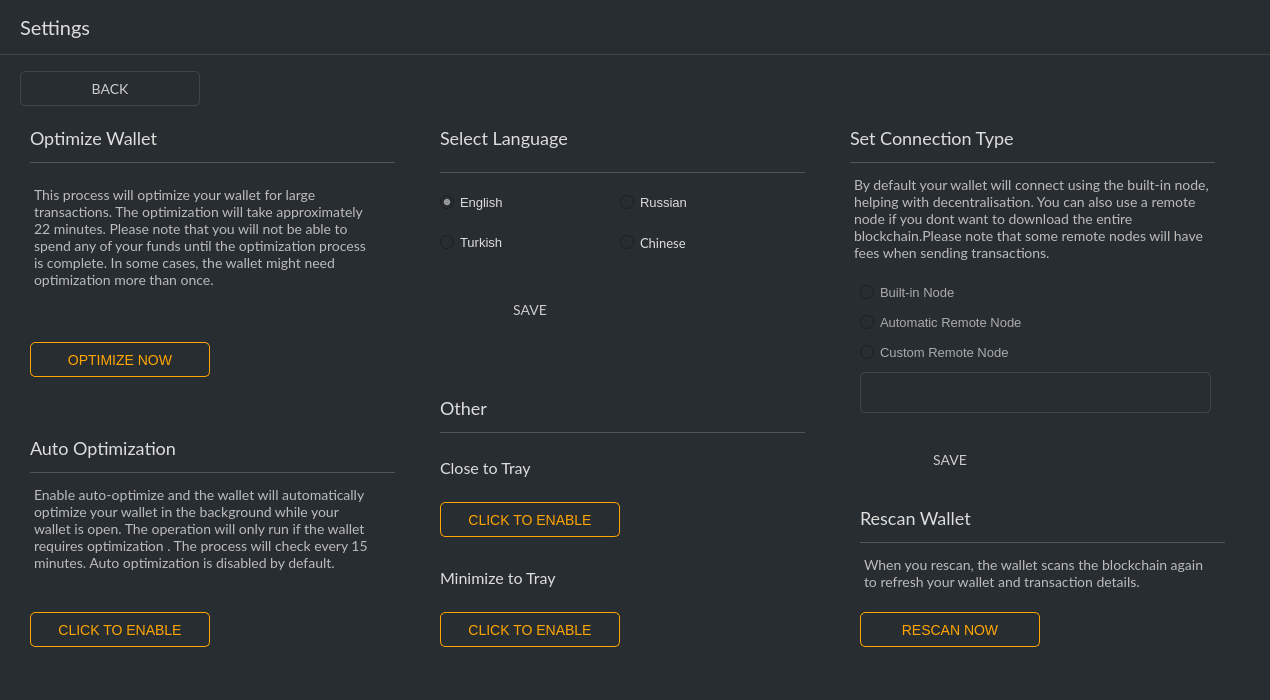
Above: src/gui/ui/bankingframe2.ui from ConcealNetwork/conceal-desktop before the change. Below: the same form after it.
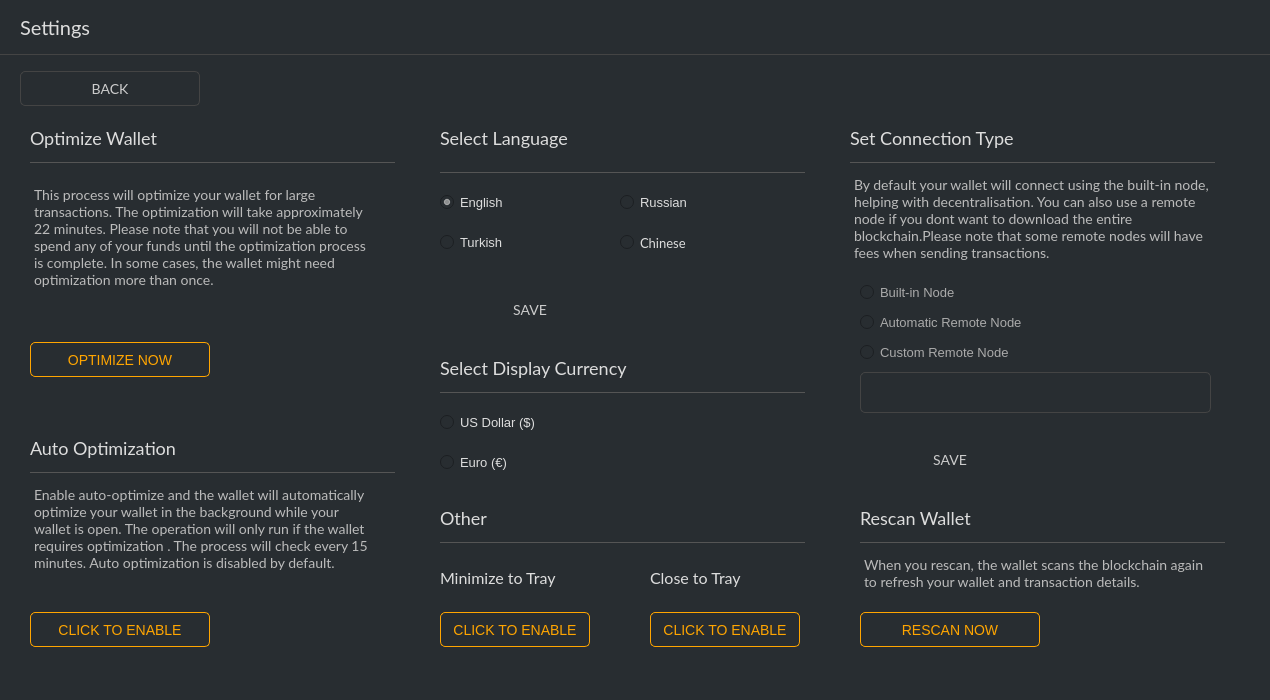
That is the form after the change. Icons and pictures are not drawn.

Commit message: Add currency options to Settings frame

The edit to the form file:
```diff
--- a/src/gui/ui/bankingframe2.ui
+++ b/src/gui/ui/bankingframe2.ui
@@ -565,21 +565,21 @@
        <widget class="QPushButton" name="m_closeToTrayButton">
         <property name="geometry">
          <rect>
-          <x>420</x>
-          <y>380</y>
-          <width>180</width>
+          <x>630</x>
+          <y>490</y>
+          <width>150</width>
           <height>35</height>
          </rect>
         </property>
         <property name="minimumSize">
          <size>
-          <width>180</width>
+          <width>150</width>
           <height>35</height>
          </size>
         </property>
         <property name="maximumSize">
          <size>
-          <width>180</width>
+          <width>140</width>
           <height>35</height>
          </size>
         </property>
@@ -600,9 +600,9 @@
        <widget class="QLabel" name="label_5">
         <property name="geometry">
          <rect>
-          <x>420</x>
-          <y>330</y>
-          <width>311</width>
+          <x>630</x>
+          <y>440</y>
+          <width>141</width>
           <height>31</height>
          </rect>
         </property>
@@ -629,7 +629,7 @@
          <rect>
           <x>420</x>
           <y>440</y>
-          <width>311</width>
+          <width>151</width>
           <height>31</height>
          </rect>
         </property>
@@ -656,19 +656,19 @@
          <rect>
           <x>420</x>
           <y>490</y>
-          <width>180</width>
+          <width>150</width>
           <height>35</height>
          </rect>
         </property>
         <property name="minimumSize">
          <size>
-          <width>180</width>
+          <width>150</width>
           <height>35</height>
          </size>
         </property>
         <property name="maximumSize">
          <size>
-          <width>180</width>
+          <width>140</width>
           <height>35</height>
          </size>
         </property>
@@ -998,23 +998,23 @@
         <property name="geometry">
          <rect>
           <x>420</x>
-          <y>310</y>
-          <width>365</width>
-          <height>1</height>
-         </rect>
-        </property>
-        <property name="styleSheet">
-         <string notr="true">background-color: #555; border: none;</string>
-        </property>
-        <property name="orientation">
-         <enum>Qt::Horizontal</enum>
-        </property>
-       </widget>
-       <widget class="QLabel" name="label_9">
-        <property name="geometry">
-         <rect>
-          <x>420</x>
           <y>270</y>
+          <width>365</width>
+          <height>1</height>
+         </rect>
+        </property>
+        <property name="styleSheet">
+         <string notr="true">background-color: #555; border: none;</string>
+        </property>
+        <property name="orientation">
+         <enum>Qt::Horizontal</enum>
+        </property>
+       </widget>
+       <widget class="QLabel" name="label_9">
+        <property name="geometry">
+         <rect>
+          <x>420</x>
+          <y>230</y>
           <width>311</width>
           <height>31</height>
          </rect>
@@ -1031,7 +1031,7 @@
 font-family: 'Lato'; border: 0px;</string>
         </property>
         <property name="text">
-         <string>Other</string>
+         <string>Select Display Currency</string>
         </property>
         <property name="alignment">
          <set>Qt::AlignLeading|Qt::AlignLeft|Qt::AlignVCenter</set>
@@ -1228,6 +1228,91 @@
          <string notr="true">buttonGroup</string>
         </attribute>
        </widget>
+       <widget class="Line" name="line_5">
+        <property name="geometry">
+         <rect>
+          <x>420</x>
+          <y>420</y>
+          <width>365</width>
+          <height>1</height>
+         </rect>
+        </property>
+        <property name="styleSheet">
+         <string notr="true">background-color: #555; border: none;</string>
+        </property>
+        <property name="orientation">
+         <enum>Qt::Horizontal</enum>
+        </property>
+       </widget>
+       <widget class="QLabel" name="label_10">
+        <property name="geometry">
+         <rect>
+          <x>420</x>
+          <y>380</y>
+          <width>311</width>
+          <height>31</height>
+         </rect>
+        </property>
+        <property name="font">
+         <font>
+          <family>Lato</family>
+          <pointsize>-1</pointsize>
+         </font>
+        </property>
+        <property name="styleSheet">
+         <string notr="true">color: #ddd; 
+font-size: 18px;
+font-family: 'Lato'; border: 0px;</string>
+        </property>
+        <property name="text">
+         <string>Other</string>
+        </property>
+        <property name="alignment">
+         <set>Qt::AlignLeading|Qt::AlignLeft|Qt::AlignVCenter</set>
+        </property>
+       </widget>
+       <widget class="QRadioButton" name="m_usd">
+        <property name="geometry">
+         <rect>
+          <x>420</x>
+          <y>290</y>
+          <width>161</width>
+          <height>21</height>
+         </rect>
+        </property>
+        <property name="styleSheet">
+         <string notr="true">color: #ddd;
+border-right: 0px;
+font-size: 13px;</string>
+        </property>
+        <property name="text">
+         <string>US Dollar ($)</string>
+        </property>
+        <attribute name="buttonGroup">
+         <string notr="true">buttonGroup_3</string>
+        </attribute>
+       </widget>
+       <widget class="QRadioButton" name="m_eur">
+        <property name="geometry">
+         <rect>
+          <x>420</x>
+          <y>330</y>
+          <width>161</width>
+          <height>21</height>
+         </rect>
+        </property>
+        <property name="styleSheet">
+         <string notr="true">color: #ddd;
+border-right: 0px;
+font-size: 13px;</string>
+        </property>
+        <property name="text">
+         <string>Euro (€)</string>
+        </property>
+        <attribute name="buttonGroup">
+         <string notr="true">buttonGroup_3</string>
+        </attribute>
+       </widget>
       </widget>
      </item>
     </layout>
```
Left out of the diff: 1 changed line with no effect on the pictures.
